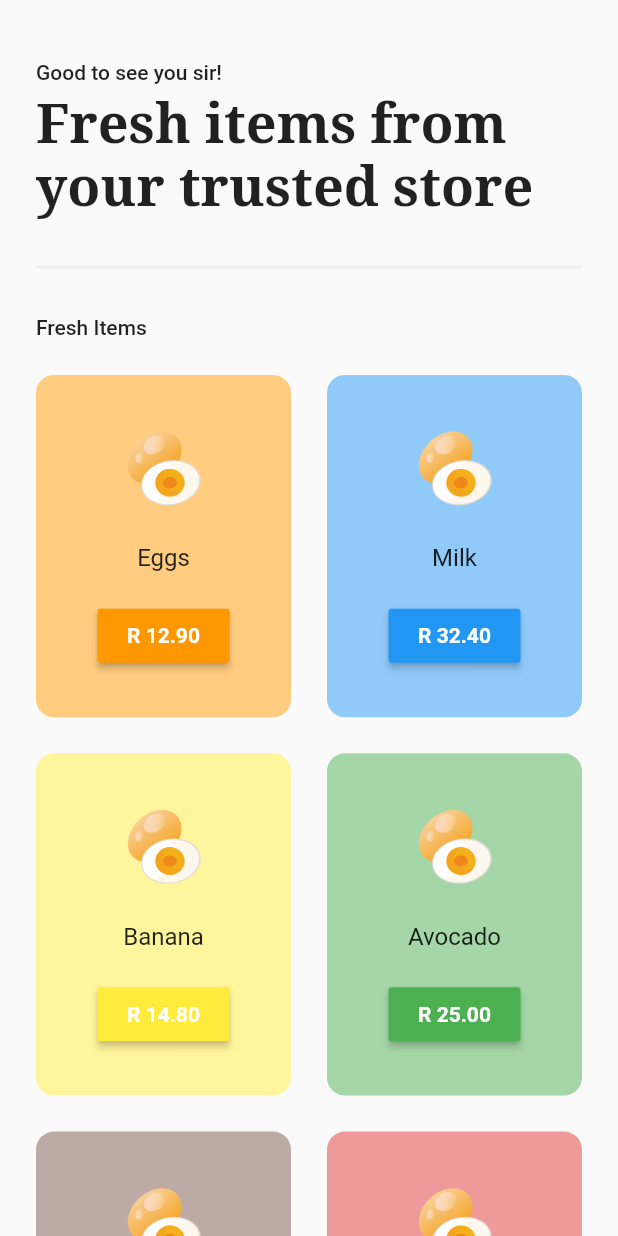
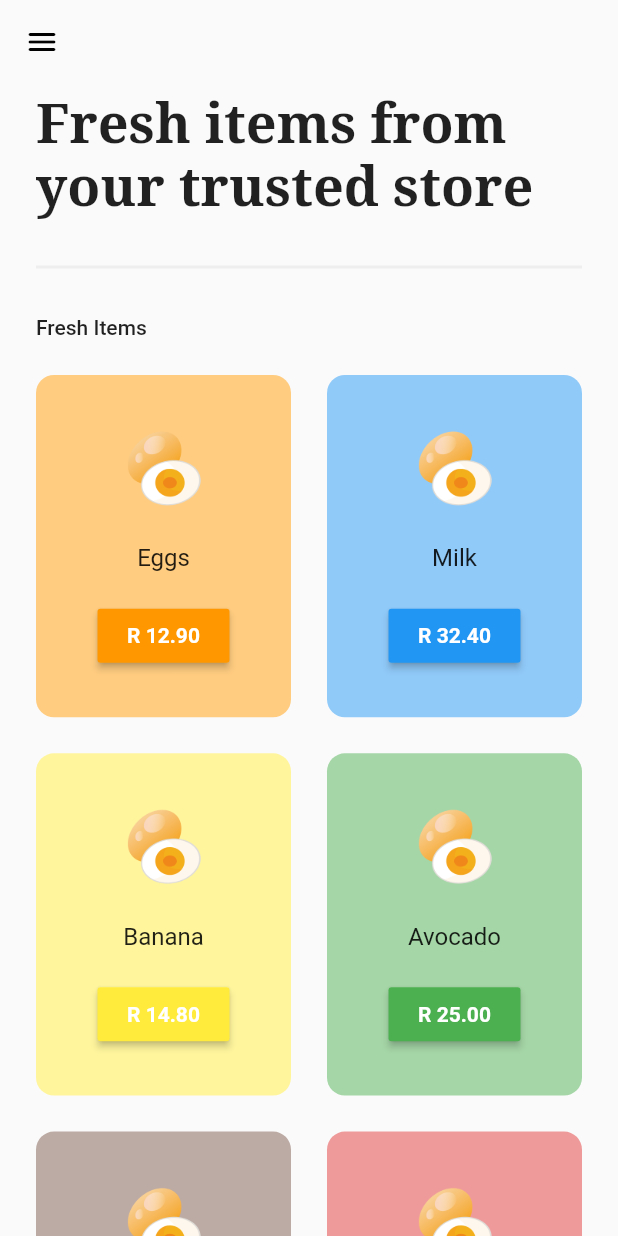
Before and after one commit to katGhost/grocery_app, a Flutter app: the HomePage screen opened directly, on a phone screen of 412 x 824 dp. Run offline on Flutter 3.47's test engine with Material 2 defaults, Android fonts, the phone set to English and light mode, and no system bars; our stand-ins replace google_fonts.

```diff
--- /dev/null
+++ b/lib/pages/cart_page.dart
@@ -0,0 +1,16 @@
+import 'package:flutter/material.dart';
+
+class CartPage extends StatelessWidget {
+  const CartPage({super.key});
+
+  @override
+  Widget build(BuildContext context) {
+    return Scaffold(
+      appBar: AppBar(
+        title: const Text("Cart"),
+        centerTitle: true,
+        elevation: 0.5,
+      ),
+    );
+  }
+}
--- a/lib/pages/home_page.dart
+++ b/lib/pages/home_page.dart
@@ -1,8 +1,12 @@
 import 'package:flutter/material.dart';
 import 'package:google_fonts/google_fonts.dart';
 import 'package:grocery_app/model/cart_model.dart';
+import 'package:grocery_app/welcome_page.dart';
 import '../components/grocery_item_tile.dart';
 import 'package:provider/provider.dart';
+
+import 'cart_page.dart';
+
 
 class HomePage extends StatelessWidget {
   const HomePage({super.key});
@@ -10,21 +14,116 @@ class HomePage extends StatelessWidget {
   @override
   Widget build(BuildContext context) {
     return Scaffold(
+      /*
+         if drawer does not open and gives ERROR: Exception caught by gesture====
+         ===Scaffold.of() called with a context that does not contain a Scaffold.=====
+         -- Then wrap the Drawer caller/ button with a Builder.
+       */
+      appBar: AppBar(
+        elevation: 0,
+        backgroundColor: Colors.transparent,
+        leading: Builder(
+          builder: (context) {
+            return IconButton(
+              icon: const Icon(Icons.menu_rounded,
+              color: Colors.black,
+              ),
+              onPressed: () {
+                Scaffold.of(context).openDrawer();
+              },
+            );
+          }
+        ),
+      ),
+      drawer: Drawer(
+        backgroundColor: Colors.white,
+        child: Column(
+          children: [
+            // links to other pages (cart page, individual item view page and logout)
+            const DrawerHeader(
+              child: Icon(Icons.food_bank_rounded,
+              color: Colors.grey,
+              size: 60,
+            ),
+            ),
+
+            const Padding(
+              padding: EdgeInsets.symmetric(horizontal: 25),
+              child: Divider(
+                color: Colors.grey,
+              ),
+            ),
+
+            const Padding(
+              padding: EdgeInsets.only(left: 25.0),
+              child: ListTile(
+                leading: Icon(Icons.home_rounded,
+                  color: Colors.grey,
+                  size: 24,
+                ),
+                title: Text('Home',
+                style: TextStyle(
+                  color: Colors.grey
+                ),
+                ),
+              ),
+            ),
+
+            Padding(
+              padding: const EdgeInsets.only(left: 25.0),
+              child: ListTile(
+                onTap: () => Navigator.push(context, MaterialPageRoute(builder: (context) {
+                  return const CartPage();
+                })),
+                leading: const Icon(Icons.shopping_bag_rounded,
+                  color: Colors.grey,
+                  size: 24,
+                ),
+                title: const Text('Cart',
+                style: TextStyle(
+                  color: Colors.grey
+                ),
+                ),
+              ),
+            ),
+
+            const Spacer(), // pushes the item below to the bottom of the page
+
+            Padding(
+              padding: const EdgeInsets.only(left: 25.0, bottom: 25),
+              child:  ListTile(
+                onTap: () => Navigator.push(context, MaterialPageRoute(builder: (context) {
+                  return const WelcomePage();
+                })),
+                leading: const Icon(Icons.logout_rounded,
+                  color: Colors.grey,
+                  size: 24,
+                ),
+                title: const Text('Logout',
+                style: TextStyle(
+                  color: Colors.grey
+                ),
+                ),
+              ),
+            ),
+          ],
+        ),
+      ),
       body: SafeArea(
         child: Column(
             crossAxisAlignment: CrossAxisAlignment.start,
             children: <Widget>[
-              const SizedBox(
-                height: 40,
-              ),
+              // const SizedBox(
+              //   height: 40,
+              // ),
               // greeting message text
-              const Padding(
-                padding: EdgeInsets.symmetric(horizontal: 24.0),
-                child: Text("Good to see you sir!",
-                    style: TextStyle(
-                      fontWeight: FontWeight.w500,
-                    )),
-              ),
+              // const Padding(
+              //   padding: EdgeInsets.symmetric(horizontal: 24.0),
+              //   child: Text("Good to see you sir!",
+              //       style: TextStyle(
+              //         fontWeight: FontWeight.w500,
+              //       )),
+              // ),
 
               const SizedBox(
                 height: 6,
```
Also changed, not shown: lib/images/avocado.png (added), lib/images/bacon.png (added), lib/images/banana.png (added), lib/images/milk.png (added), lib/images/nuts.png (added).
